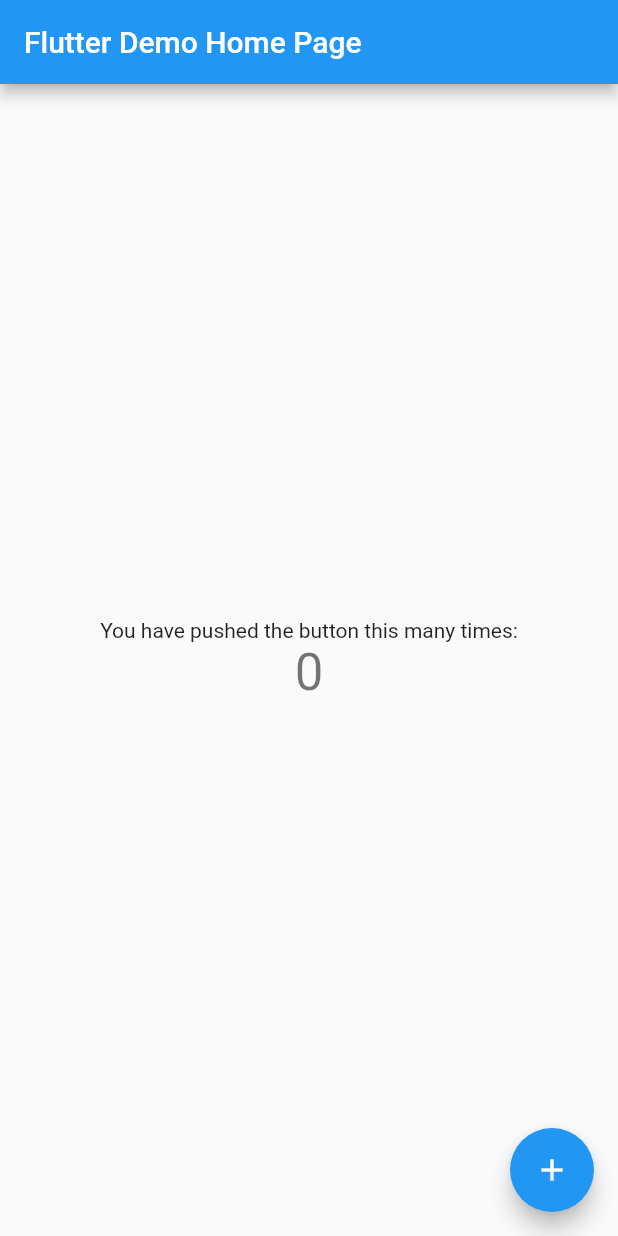
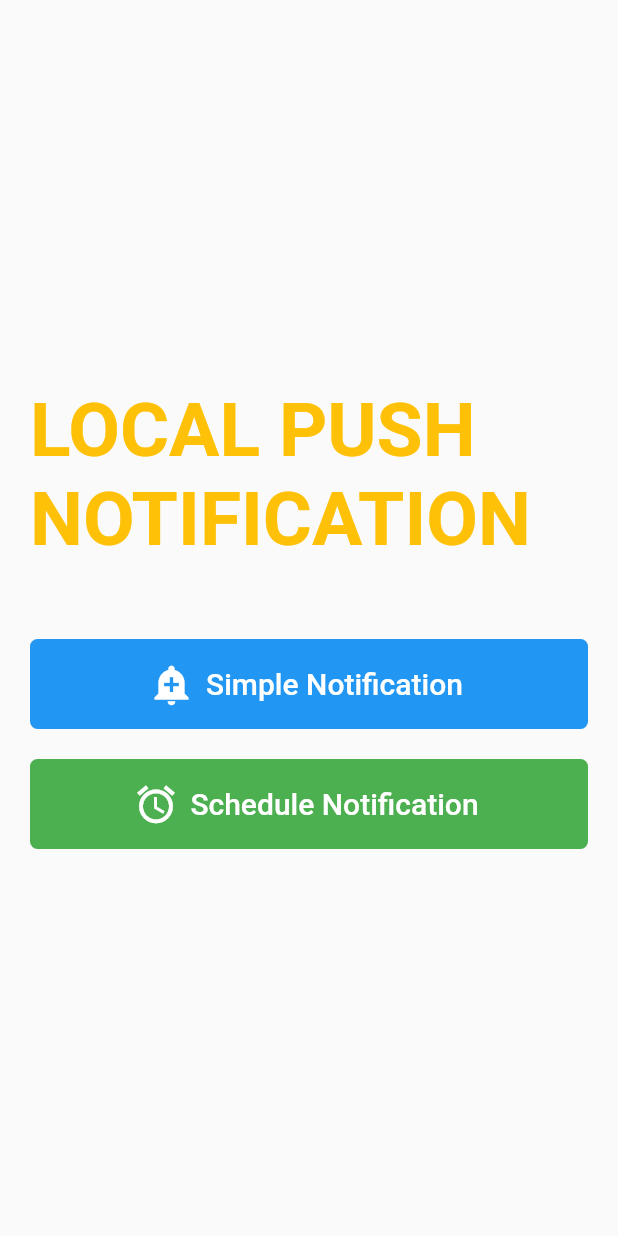
Before and after one commit to oyebayofemi/local_push_notification_app, a Flutter app: the screen it shows after launch, on a phone screen of 412 x 824 dp. Run offline on Flutter 3.47's test engine with Material 2 defaults, Android fonts, the phone set to English and light mode, and no system bars.

Commit message:
building the ui

```diff
--- /dev/null
+++ b/lib/home_page.dart
@@ -0,0 +1,78 @@
+import 'package:flutter/material.dart';
+
+class MyHomePage extends StatefulWidget {
+  MyHomePage({Key? key}) : super(key: key);
+
+  @override
+  State<MyHomePage> createState() => _MyHomePageState();
+}
+
+class _MyHomePageState extends State<MyHomePage> {
+  @override
+  Widget build(BuildContext context) {
+    return SafeArea(
+      child: Scaffold(
+        body: Padding(
+          padding: const EdgeInsets.all(20.0),
+          child: Column(
+            mainAxisAlignment: MainAxisAlignment.center,
+            crossAxisAlignment: CrossAxisAlignment.center,
+            children: [
+              Text(
+                'LOCAL PUSH NOTIFICATION',
+                style: TextStyle(
+                    fontSize: 50,
+                    fontWeight: FontWeight.bold,
+                    color: Colors.amber),
+              ),
+              SizedBox(
+                height: 50,
+              ),
+              ButtonTheme(
+                buttonColor: Colors.blue,
+                minWidth: double.infinity,
+                height: 60,
+                shape: RoundedRectangleBorder(
+                    borderRadius: BorderRadius.circular(5)),
+                child: FlatButton.icon(
+                    color: Colors.blue,
+                    textColor: Colors.white,
+                    onPressed: () {},
+                    icon: Icon(
+                      Icons.add_alert,
+                      size: 30,
+                    ),
+                    label: Text(
+                      'Simple Notification',
+                      style: TextStyle(fontSize: 20),
+                    )),
+              ),
+              SizedBox(
+                height: 20,
+              ),
+              ButtonTheme(
+                buttonColor: Colors.green,
+                minWidth: double.infinity,
+                height: 60,
+                shape: RoundedRectangleBorder(
+                    borderRadius: BorderRadius.circular(5)),
+                child: FlatButton.icon(
+                    color: Colors.green,
+                    textColor: Colors.white,
+                    onPressed: () {},
+                    icon: Icon(
+                      Icons.alarm,
+                      size: 30,
+                    ),
+                    label: Text(
+                      'Schedule Notification',
+                      style: TextStyle(fontSize: 20),
+                    )),
+              ),
+            ],
+          ),
+        ),
+      ),
+    );
+  }
+}
--- a/lib/main.dart
+++ b/lib/main.dart
@@ -1,7 +1,8 @@
 import 'package:flutter/material.dart';
+import 'package:local_push_notification_app/home_page.dart';
 
 void main() {
-  runApp(const MyApp());
+  runApp(MyApp());
 }
 
 class MyApp extends StatelessWidget {
@@ -11,105 +12,10 @@
   @override
   Widget build(BuildContext context) {
     return MaterialApp(
-      title: 'Flutter Demo',
       theme: ThemeData(
-        // This is the theme of your application.
-        //
-        // Try running your application with "flutter run". You'll see the
-        // application has a blue toolbar. Then, without quitting the app, try
-        // changing the primarySwatch below to Colors.green and then invoke
-        // "hot reload" (press "r" in the console where you ran "flutter run",
-        // or simply save your changes to "hot reload" in a Flutter IDE).
-        // Notice that the counter didn't reset back to zero; the application
-        // is not restarted.
         primarySwatch: Colors.blue,
       ),
-      home: const MyHomePage(title: 'Flutter Demo Home Page'),
+      home: MyHomePage(),
     );
   }
 }
-
-class MyHomePage extends StatefulWidget {
-  const MyHomePage({Key? key, required this.title}) : super(key: key);
-
-  // This widget is the home page of your application. It is stateful, meaning
-  // that it has a State object (defined below) that contains fields that affect
-  // how it looks.
-
-  // This class is the configuration for the state. It holds the values (in this
-  // case the title) provided by the parent (in this case the App widget) and
-  // used by the build method of the State. Fields in a Widget subclass are
-  // always marked "final".
-
-  final String title;
-
-  @override
-  State<MyHomePage> createState() => _MyHomePageState();
-}
-
-class _MyHomePageState extends State<MyHomePage> {
-  int _counter = 0;
-
-  void _incrementCounter() {
-    setState(() {
-      // This call to setState tells the Flutter framework that something has
-      // changed in this State, which causes it to rerun the build method below
-      // so that the display can reflect the updated values. If we changed
-      // _counter without calling setState(), then the build method would not be
-      // called again, and so nothing would appear to happen.
-      _counter++;
-    });
-  }
-
-  @override
-  Widget build(BuildContext context) {
-    // This method is rerun every time setState is called, for instance as done
-    // by the _incrementCounter method above.
-    //
-    // The Flutter framework has been optimized to make rerunning build methods
-    // fast, so that you can just rebuild anything that needs updating rather
-    // than having to individually change instances of widgets.
-    return Scaffold(
-      appBar: AppBar(
-        // Here we take the value from the MyHomePage object that was created by
-        // the App.build method, and use it to set our appbar title.
-        title: Text(widget.title),
-      ),
-      body: Center(
-        // Center is a layout widget. It takes a single child and positions it
-        // in the middle of the parent.
-        child: Column(
-          // Column is also a layout widget. It takes a list of children and
-          // arranges them vertically. By default, it sizes itself to fit its
-          // children horizontally, and tries to be as tall as its parent.
-          //
-          // Invoke "debug painting" (press "p" in the console, choose the
-          // "Toggle Debug Paint" action from the Flutter Inspector in Android
-          // Studio, or the "Toggle Debug Paint" command in Visual Studio Code)
-          // to see the wireframe for each widget.
-          //
-          // Column has various properties to control how it sizes itself and
-          // how it positions its children. Here we use mainAxisAlignment to
-          // center the children vertically; the main axis here is the vertical
-          // axis because Columns are vertical (the cross axis would be
-          // horizontal).
-          mainAxisAlignment: MainAxisAlignment.center,
-          children: <Widget>[
-            const Text(
-              'You have pushed the button this many times:',
-            ),
-            Text(
-              '$_counter',
-              style: Theme.of(context).textTheme.headline4,
-            ),
-          ],
-        ),
-      ),
-      floatingActionButton: FloatingActionButton(
-        onPressed: _incrementCounter,
-        tooltip: 'Increment',
-        child: const Icon(Icons.add),
-      ), // This trailing comma makes auto-formatting nicer for build methods.
-    );
-  }
-}
--- a/pubspec.yaml
+++ b/pubspec.yaml
@@ -34,6 +34,7 @@
   # The following adds the Cupertino Icons font to your application.
   # Use with the CupertinoIcons class for iOS style icons.
   cupertino_icons: ^1.0.2
+  flutter_local_notifications: ^9.4.0
 
 dev_dependencies:
   flutter_test:
```
Also changed, not shown: pubspec.lock.
